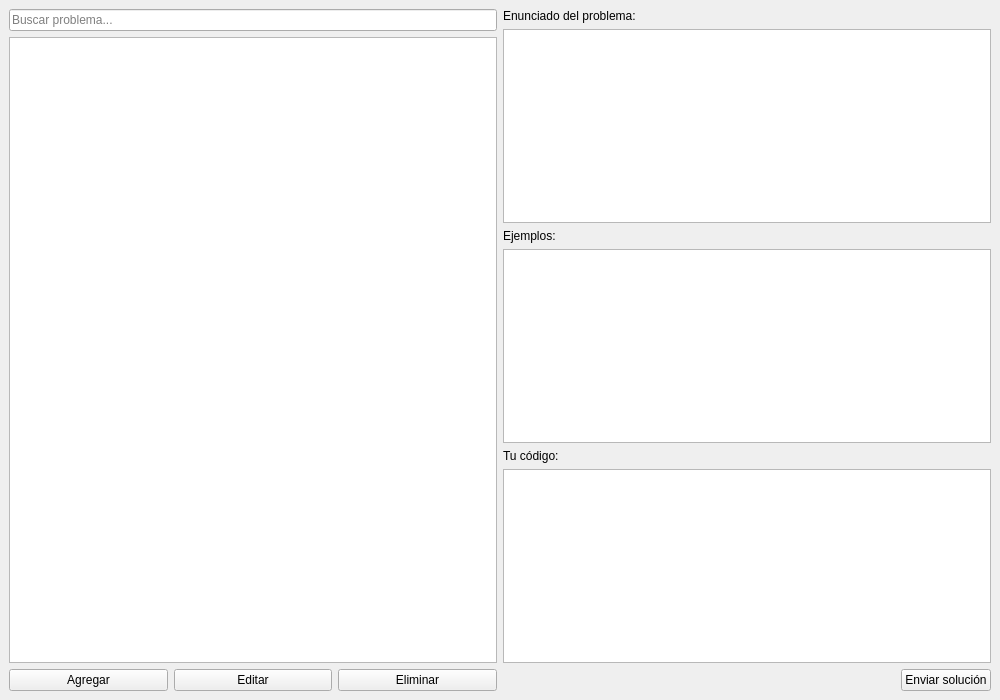
This is client/ui/mainwindow.ui in Raymond0124/Proyecto-codecoach as Qt 5 draws it before an edit. The edited form follows.
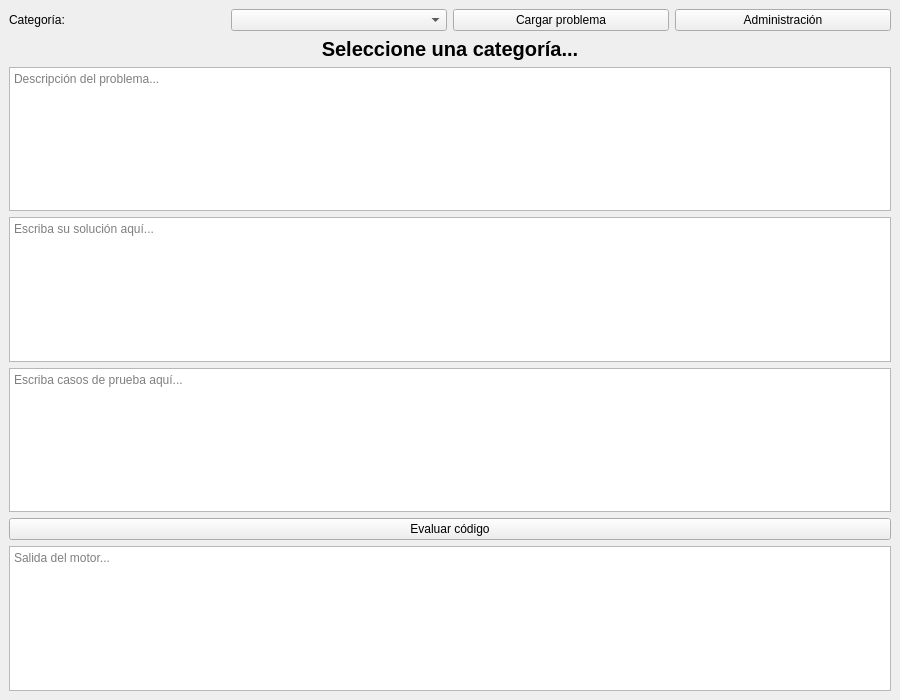
This is the edited form.

```diff
--- a/client/ui/mainwindow.ui
+++ b/client/ui/mainwindow.ui
@@ -6,7 +6,7 @@
    <rect>
     <x>0</x>
     <y>0</y>
-    <width>1000</width>
+    <width>900</width>
     <height>700</height>
    </rect>
   </property>
@@ -14,99 +14,105 @@
    <string>CodeCoach - Interfaz</string>
   </property>
   <widget class="QWidget" name="centralwidget">
-   <layout class="QGridLayout" name="gridLayout">
-    <!-- Columna izquierda: lista y búsqueda -->
-    <item row="0" column="0">
-     <layout class="QVBoxLayout" name="leftLayout">
+   <layout class="QVBoxLayout" name="verticalLayout">
+
+    <!-- Selección de categoría -->
       <item>
-       <widget class="QLineEdit" name="txtSearch">
-        <property name="placeholderText">
-         <string>Buscar problema...</string>
+     <layout class="QHBoxLayout">
+      <item>
+       <widget class="QLabel" name="lblCat">
+        <property name="text">
+         <string>Categoría:</string>
         </property>
        </widget>
       </item>
       <item>
-       <widget class="QListWidget" name="listProblems"/>
+       <widget class="QComboBox" name="cmbCategory"/>
       </item>
       <item>
-       <layout class="QHBoxLayout" name="adminButtons">
-        <item>
-         <widget class="QPushButton" name="btnAdd">
+       <widget class="QPushButton" name="btnNext">
           <property name="text">
-           <string>Agregar</string>
+         <string>Cargar problema</string>
           </property>
          </widget>
         </item>
         <item>
-         <widget class="QPushButton" name="btnEdit">
+       <widget class="QPushButton" name="btnOpenAdmin">
           <property name="text">
-           <string>Editar</string>
+         <string>Administración</string>
           </property>
          </widget>
         </item>
-        <item>
-         <widget class="QPushButton" name="btnDelete">
-          <property name="text">
-           <string>Eliminar</string>
-          </property>
-         </widget>
-        </item>
-       </layout>
-      </item>
-     </layout>
-    </item>
+     </layout>
+    </item>
 
-    <!-- Columna derecha: enunciado, ejemplos y código -->
-    <item row="0" column="1">
-     <layout class="QVBoxLayout" name="rightLayout">
+    <!-- Título -->
       <item>
-       <widget class="QLabel" name="lblStatement">
+     <widget class="QLabel" name="lblTitle">
         <property name="text">
-         <string>Enunciado del problema:</string>
-        </property>
-       </widget>
-      </item>
+       <string>Seleccione una categoría...</string>
+      </property>
+      <property name="alignment">
+       <set>Qt::AlignCenter</set>
+      </property>
+      <property name="styleSheet">
+       <string notr="true">font-size:20px; font-weight:bold;</string>
+      </property>
+     </widget>
+    </item>
+
+    <!-- Descripción -->
       <item>
-       <widget class="QPlainTextEdit" name="txtStatement">
-        <property name="readOnly">
-         <bool>true</bool>
+     <widget class="QPlainTextEdit" name="txtDescription">
+      <property name="placeholderText">
+       <string>Descripción del problema...</string>
         </property>
        </widget>
       </item>
+
+    <!-- Editor de código -->
       <item>
-       <widget class="QLabel" name="lblExamples">
-        <property name="text">
-         <string>Ejemplos:</string>
-        </property>
-       </widget>
-      </item>
+     <widget class="QPlainTextEdit" name="txtCode">
+      <property name="placeholderText">
+       <string>Escriba su solución aquí...</string>
+      </property>
+      <property name="minimumHeight">
+       <number>150</number>
+      </property>
+     </widget>
+    </item>
+
+    <!-- Casos de prueba -->
       <item>
-       <widget class="QPlainTextEdit" name="txtExamples">
-        <property name="readOnly">
-         <bool>true</bool>
+     <widget class="QPlainTextEdit" name="txtCases">
+      <property name="placeholderText">
+       <string>Escriba casos de prueba aquí...</string>
         </property>
        </widget>
       </item>
+
+    <!-- Botón Evaluar -->
       <item>
-       <widget class="QLabel" name="lblCode">
+     <widget class="QPushButton" name="btnEvaluate">
         <property name="text">
-         <string>Tu código:</string>
+       <string>Evaluar código</string>
         </property>
        </widget>
       </item>
+
+    <!-- Output -->
       <item>
-       <widget class="QPlainTextEdit" name="txtCode"/>
-      </item>
-      <item alignment="Qt::AlignRight">
-       <widget class="QPushButton" name="btnSubmit">
-        <property name="text">
-         <string>Enviar solución</string>
-        </property>
-       </widget>
-      </item>
-     </layout>
-    </item>
-   </layout>
+     <widget class="QPlainTextEdit" name="txtOutput">
+      <property name="readOnly">
+       <bool>true</bool>
+      </property>
+      <property name="placeholderText">
+       <string>Salida del motor...</string>
+      </property>
+     </widget>
+    </item>
+
+   </layout>
   </widget>
  </widget>
  <resources/>
```
Left out of the diff: 6 changed lines with no effect on the pictures. Lines whose indentation alone changed are shown as unchanged.
